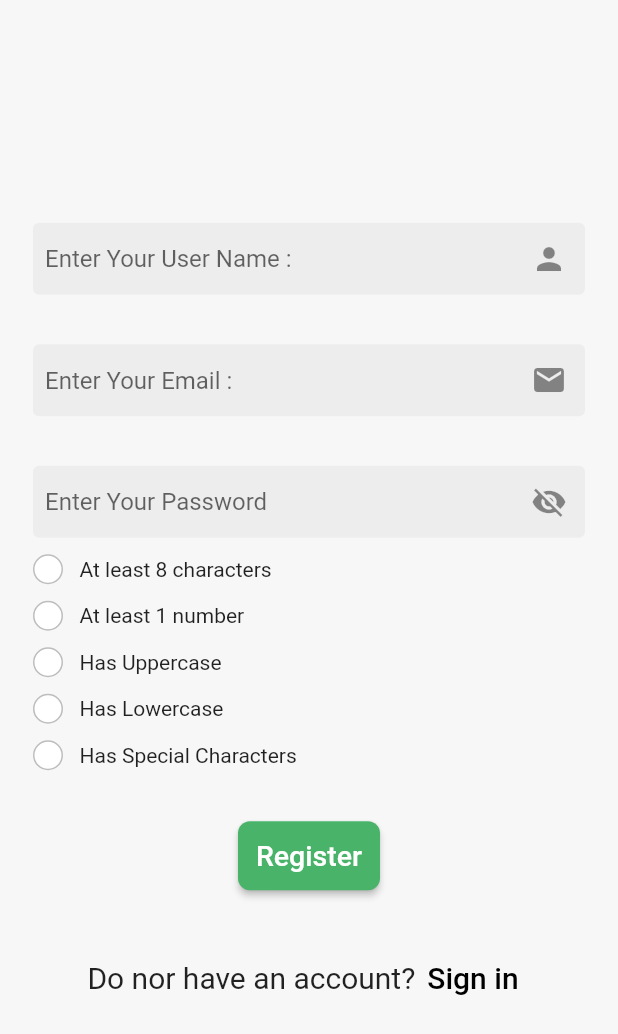
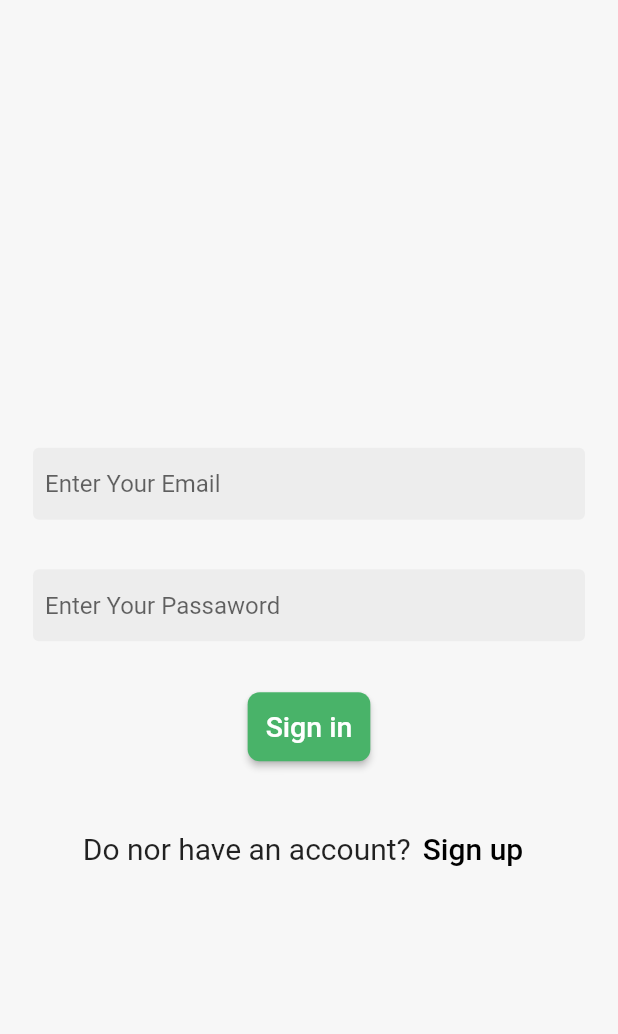
Before and after one commit to mohamedkhaled3/e_commerce_flower_app_university_project, a Flutter app: the screen it shows after launch, on a phone screen of 412 x 824 dp. Shown: the top 1034 px of the screen. Run offline on Flutter 3.47's test engine with Material 2 defaults, Android fonts, the light colour scheme and no system bars; our stand-ins replace firebase_auth, firebase_core; accounts and stored records are empty.

Commit message:
#14 Sign in with an email address and password

```diff
--- a/lib/main.dart
+++ b/lib/main.dart
@@ -1,32 +1,54 @@
-
 import 'package:e_commerce_flower_app_university_project/model/item.dart';
-import 'package:e_commerce_flower_app_university_project/pages/checkout.dart';
-import 'package:e_commerce_flower_app_university_project/pages/details_screen.dart';
-import 'package:e_commerce_flower_app_university_project/pages/home.dart';
-import 'package:e_commerce_flower_app_university_project/pages/login.dart';
-import 'package:e_commerce_flower_app_university_project/pages/register.dart';
+import 'package:e_commerce_flower_app_university_project/screens/checkout.dart';
+import 'package:e_commerce_flower_app_university_project/screens/details_screen.dart';
+import 'package:e_commerce_flower_app_university_project/screens/home.dart';
+import 'package:e_commerce_flower_app_university_project/screens/login.dart';
+import 'package:e_commerce_flower_app_university_project/screens/register.dart';
 import 'package:e_commerce_flower_app_university_project/provider/cart.dart';
+import 'package:e_commerce_flower_app_university_project/shared/snackbar.dart';
 import 'package:flutter/material.dart';
 import 'package:provider/provider.dart';
 import 'package:firebase_core/firebase_core.dart';
 import 'package:firebase_auth/firebase_auth.dart';
 
- Future<void> main() async {  // the last step of firebase
-    WidgetsFlutterBinding.ensureInitialized();
-    await Firebase.initializeApp();
-    runApp(const MyApp());
- }
+Future<void> main() async {
+  // the last step of firebase
+  WidgetsFlutterBinding.ensureInitialized();
+  await Firebase.initializeApp();
+  runApp(const MyApp());
+}
 
 class MyApp extends StatelessWidget {
   const MyApp({Key? key}) : super(key: key);
 
   @override
   Widget build(BuildContext context) {
-    return   ChangeNotifierProvider( // see any change in Cart_class  && // 😍😍 1 provider
-        create: (context) {return Cart();},
+    return ChangeNotifierProvider(
+      // see any change in Cart_class  && // 😍😍 1 provider
+      create: (context) {
+        return Cart();
+      },
       child: MaterialApp(
         debugShowCheckedModeBanner: false,
-        home: Register(),
+        home: MaterialApp(
+          home: StreamBuilder(      // to chick if user make login on this mobile go to home automatically else must make register
+            stream: FirebaseAuth.instance.authStateChanges(), // to connect to firebase
+            builder: (context, snapshot) {  // to make chick   // snapshot like screenshot
+              if (snapshot.connectionState == ConnectionState.waiting) {
+                return Center(
+                    child: CircularProgressIndicator(
+                  color: Colors.white,
+                ));
+              } else if (snapshot.hasError) { // not go to home
+                return showSnackBar(context, "Something went wrong");
+              } else if (snapshot.hasData) {  //  go to home
+                return Home();
+              } else {
+                return Login();
+              }
+            },
+          ),
+        ),
       ),
     );
   }
--- /dev/null
+++ b/lib/screens/login.dart
@@ -0,0 +1,142 @@
+import 'package:e_commerce_flower_app_university_project/screens/home.dart';
+import 'package:e_commerce_flower_app_university_project/screens/register.dart';
+import 'package:e_commerce_flower_app_university_project/shared/colors.dart';
+import 'package:e_commerce_flower_app_university_project/shared/constants.dart';
+import 'package:e_commerce_flower_app_university_project/shared/snackbar.dart';
+import 'package:firebase_auth/firebase_auth.dart';
+import 'package:flutter/material.dart';
+
+class Login extends StatefulWidget {
+  Login({super.key});
+
+  @override
+  State<Login> createState() => _LoginState();
+}
+
+class _LoginState extends State<Login> {
+  final emailController = TextEditingController();
+  // 1😍 Handle changes to a text field
+  final passwordController = TextEditingController();
+  // 1😎 Handle changes to a text field
+  signIn() async {
+    try {
+      final credential = await FirebaseAuth.instance.signInWithEmailAndPassword(
+        email: emailController.text, // 3😍 Handle changes to a text field
+        password: passwordController.text, // 3😎 Handle changes to a text field
+      );
+       showSnackBar(context, 'Done ...');
+    } on FirebaseAuthException catch (e) {
+      if (e.code == 'user-not-found') {
+        // print('No user found for that email.');
+        showSnackBar(context, 'No user found for that email.');
+      } else if (e.code == 'wrong-password') {
+        // print('Wrong password provided for that user.');
+        showSnackBar(context, 'Wrong password provided for that user.');
+      }
+    }
+  }
+
+  // 4😎 Handle changes to a text field
+  @override
+  void dispose() {
+    emailController.dispose();
+    passwordController.dispose();
+    super.dispose();
+  }
+
+  @override
+  Widget build(BuildContext context) {
+    return SafeArea(
+      child: Scaffold(
+        backgroundColor: const Color.fromARGB(255, 247, 247, 247),
+        body: Center(
+          child: Padding(
+            padding: const EdgeInsets.all(22),
+            child: Column(
+              mainAxisAlignment: MainAxisAlignment.center,
+              children: [
+                const SizedBox(
+                  height: 64,
+                ),
+                TextField(
+                    controller:
+                        emailController, // 2😎 Handle changes to a text field
+                    keyboardType:
+                        TextInputType.emailAddress, // shape of keyboard
+                    obscureText: false, // text not password ***
+                    //copyWith(hintText: "Enter Your Passaword",) to add a new "ميزة"
+                    decoration: decorationTextField.copyWith(
+                        hintText: "Enter Your Email")),
+                const SizedBox(
+                  height: 33,
+                ),
+                TextField(
+                    controller:
+                        passwordController, // 2😎 Handle changes to a text field
+                    keyboardType: TextInputType.text, // shape of keyboard
+                    obscureText: true, // text not password ***
+                    decoration: decorationTextField.copyWith(
+                      hintText: "Enter Your Passaword",
+                    )),
+                const SizedBox(
+                  height: 33,
+                ),
+                ElevatedButton(
+                  onPressed: () async {
+                      await signIn(); // await to wait finish it first then showSnackBar()
+
+// we use it in main to make user go to Home_page automatically when login
+                      // if (!mounted) return; // this good for performance  //  "https://dart-lang.github.io/linter/lints/use_build_context_synchronously.html"
+                      // //Navigate to a new screen and back "Login" without routes
+                      // Navigator.pushReplacement(
+                      //   // we dont use "push" we use pushReplacement to make pop "delete" for login stack automatically
+                      //   context,
+                      //   MaterialPageRoute(builder: (context) => Home()),
+                      // );
+
+
+
+
+                  },
+
+                  style: ButtonStyle(
+                    backgroundColor: MaterialStateProperty.all(BTNgreen),
+                    padding:
+                        MaterialStateProperty.all(const EdgeInsets.all(12)),
+                    shape: MaterialStateProperty.all(RoundedRectangleBorder(
+                        borderRadius: BorderRadius.circular(8))),
+                  ),
+                  child: const Text(
+                    "Sign in",
+                    style: TextStyle(fontSize: 19),
+                  ),
+                ),
+                const SizedBox(
+                  height: 33,
+                ),
+                Row(
+                  mainAxisAlignment: MainAxisAlignment.center,
+                  children: [
+                    const Text("Do nor have an account?",
+                        style: TextStyle(fontSize: 20)),
+                    TextButton(
+                      onPressed: () {
+                        Navigator.pushReplacement(
+                          // pushReplacement to make pop "delete" for login stack automatically
+                          context, ////Navigate to a new screen and back "Sign up" without routes
+                          MaterialPageRoute(builder: (context) => Register()),
+                        );
+                      },
+                      child: const Text('Sign up',
+                          style: TextStyle(color: Colors.black, fontSize: 20)),
+                    )
+                  ],
+                )
+              ],
+            ),
+          ),
+        ),
+      ),
+    );
+  }
+}
--- a/lib/shared/appbar.dart
+++ b/lib/shared/appbar.dart
@@ -1,5 +1,5 @@
 import 'package:e_commerce_flower_app_university_project/model/item.dart';
-import 'package:e_commerce_flower_app_university_project/pages/checkout.dart';
+import 'package:e_commerce_flower_app_university_project/screens/checkout.dart';
 import 'package:e_commerce_flower_app_university_project/provider/cart.dart';
 import 'package:flutter/material.dart';
 import 'package:provider/provider.dart';
```
Also changed, not shown: lib/pages/login.dart (deleted, +0 -80 lines), lib/screens/home.dart (renamed from lib/pages/home.dart, +7 -3 lines), lib/screens/register.dart (renamed from lib/pages/register.dart, +19 -11 lines), lib/screens/checkout.dart (renamed from lib/pages/checkout.dart), lib/screens/details_screen.dart (renamed from lib/pages/details_screen.dart).
